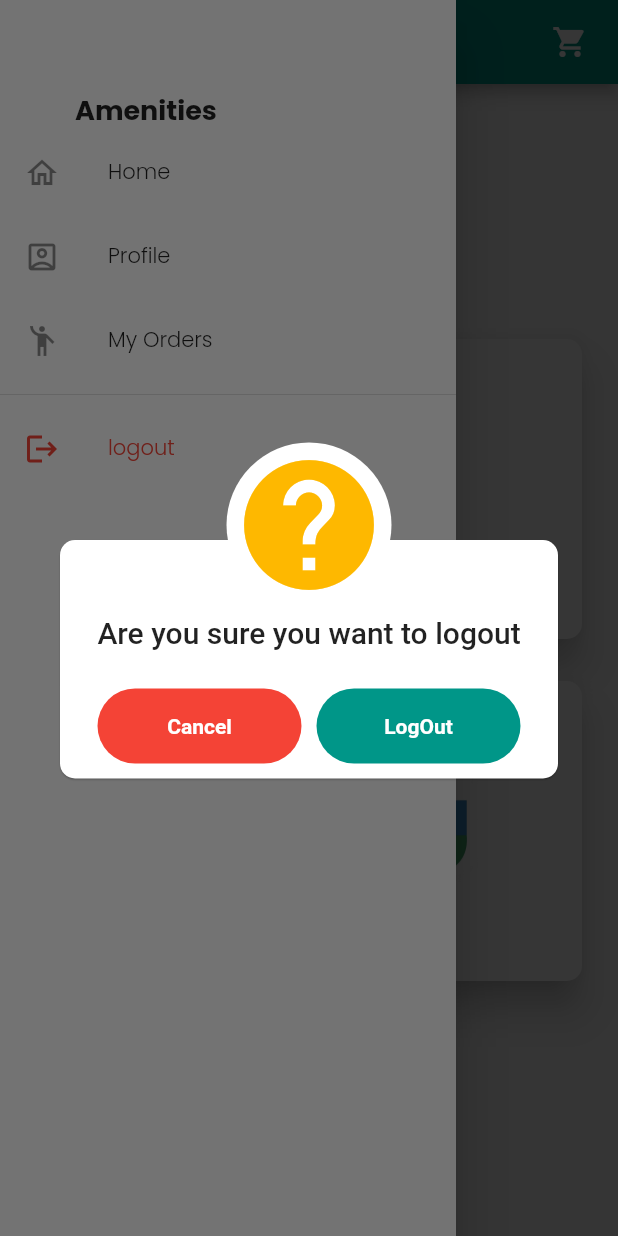
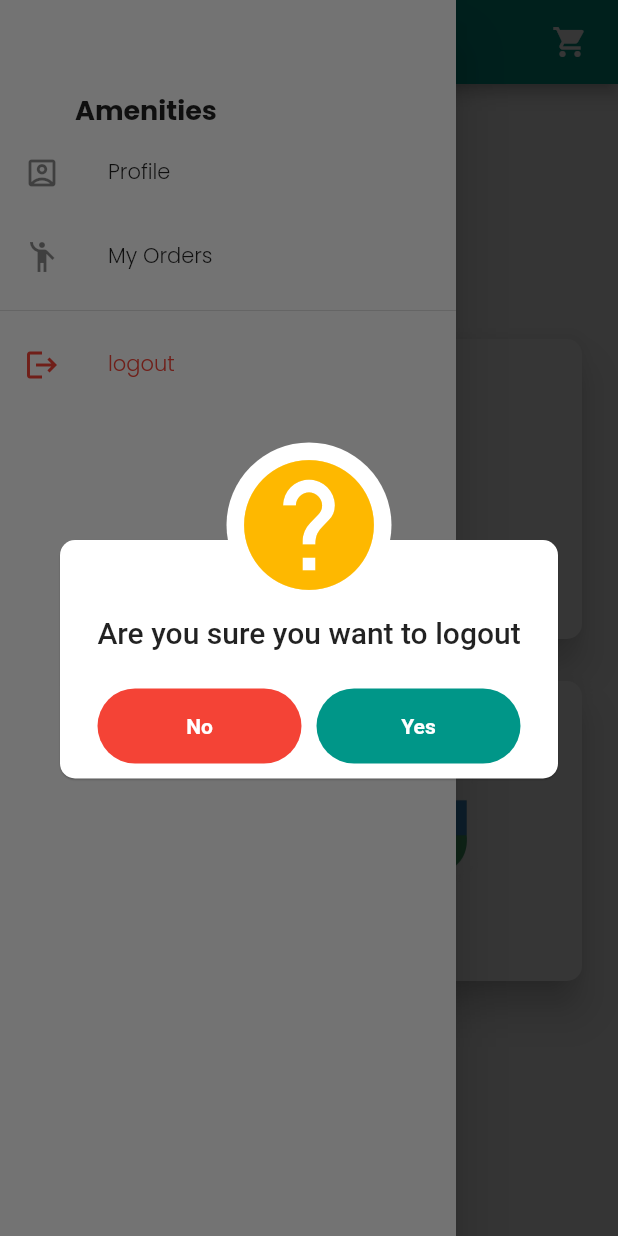
Before and after one commit to JamshaidMallik/amenities_fyp, a Flutter app: the UserMainScreen screen opened directly, in the side drawer, after a tap on "logout", on a phone screen of 412 x 824 dp. Run offline on Flutter 3.47's test engine with Material 2 defaults, Android fonts, the phone set to English and light mode, and no system bars; our stand-ins replace awesome_dialog, cached_network_image, cloud_firestore, dotted_border, firebase_auth, firebase_core and 6 more; accounts and stored records are empty.

```diff
--- a/lib/screens/admin_screen/admin_main_screen.dart
+++ b/lib/screens/admin_screen/admin_main_screen.dart
@@ -38,8 +38,8 @@ class AdminMainScreen extends StatelessWidget {
                               btnOkOnPress: () async {
                                 await c.logOut();
                               },
-                              btnCancelText: 'Cancel',
-                              btnOkText: "LogOut",
+                              btnCancelText: 'No',
+                              btnOkText: "Yes",
                               btnOkColor: Colors.teal,
                             ).show();
                           },
--- a/lib/screens/admin_screen/admin_orders_screen.dart
+++ b/lib/screens/admin_screen/admin_orders_screen.dart
@@ -79,8 +79,8 @@ class AdminOrdersScreen extends StatelessWidget {
                                       btnOkOnPress: () async{
                                         c.confirmOrder(id: item.id, status: 1);
                                       },
-                                      btnCancelText: 'Cancel',
-                                      btnOkText: "Confirm",
+                                      btnCancelText: 'No',
+                                      btnOkText: "Yes",
                                       btnOkColor: Colors.teal,
                                     ).show();
                                   },
--- a/lib/screens/seller_screens/seller_order_screen.dart
+++ b/lib/screens/seller_screens/seller_order_screen.dart
@@ -61,8 +61,8 @@ class SellerOrderScreen extends StatelessWidget {
                                       btnOkOnPress: () async{
                                         c.confirmOrder(id: item.id, status: 2);
                                       },
-                                      btnCancelText: 'Cancel',
-                                      btnOkText: "Confirm",
+                                      btnCancelText: 'No',
+                                      btnOkText: "Yes",
                                       btnOkColor: Colors.teal,
                                     ).show();
                                   },
--- a/lib/screens/seller_screens/seller_products_screen.dart
+++ b/lib/screens/seller_screens/seller_products_screen.dart
@@ -116,8 +116,8 @@ class SellerProductsScreen extends StatelessWidget {
                                                             imageUrl:
                                                                 product.image);
                                                       },
-                                                      btnCancelText: 'Cancel',
-                                                      btnOkText: "Delete",
+                                                      btnCancelText: 'No',
+                                                      btnOkText: "Yes",
                                                       btnOkColor: Colors.teal,
                                                     ).show();
                                                   },
--- a/lib/screens/user_screens/user_main_screen.dart
+++ b/lib/screens/user_screens/user_main_screen.dart
@@ -52,11 +52,11 @@ class UserMainScreen extends StatelessWidget {
               padding: const EdgeInsets.symmetric(horizontal: 50.0),
               child: Text("Amenities", style: kHeadingText),
             ),
-            ListTile(
-              leading: const Icon(Icons.home_outlined),
-              title:  Text("Home", style: kSecondaryText),
-              onTap: () => Get.back(),
-            ),
+            // ListTile(
+            //   leading: const Icon(Icons.home_outlined),
+            //   title:  Text("Home", style: kSecondaryText),
+            //   onTap: () => Get.back(),
+            // ),
             ListTile(
               leading: const Icon(Icons.account_box_outlined),
               title:  Text("Profile",style: kSecondaryText),
@@ -89,8 +89,8 @@ class UserMainScreen extends StatelessWidget {
                         btnOkOnPress: () async {
                           await c.logOut();
                         },
-                        btnCancelText: 'Cancel',
-                        btnOkText: "LogOut",
+                        btnCancelText: 'No',
+                        btnOkText: "Yes",
                         btnOkColor: Colors.teal,
                       ).show();
                     });
```
